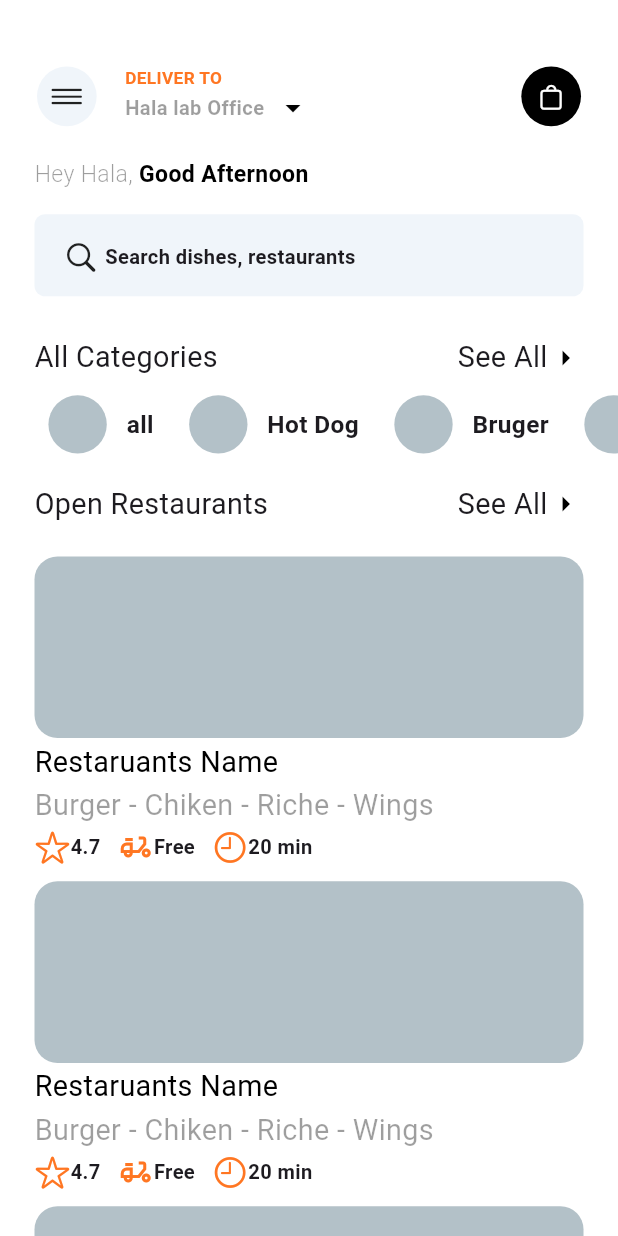
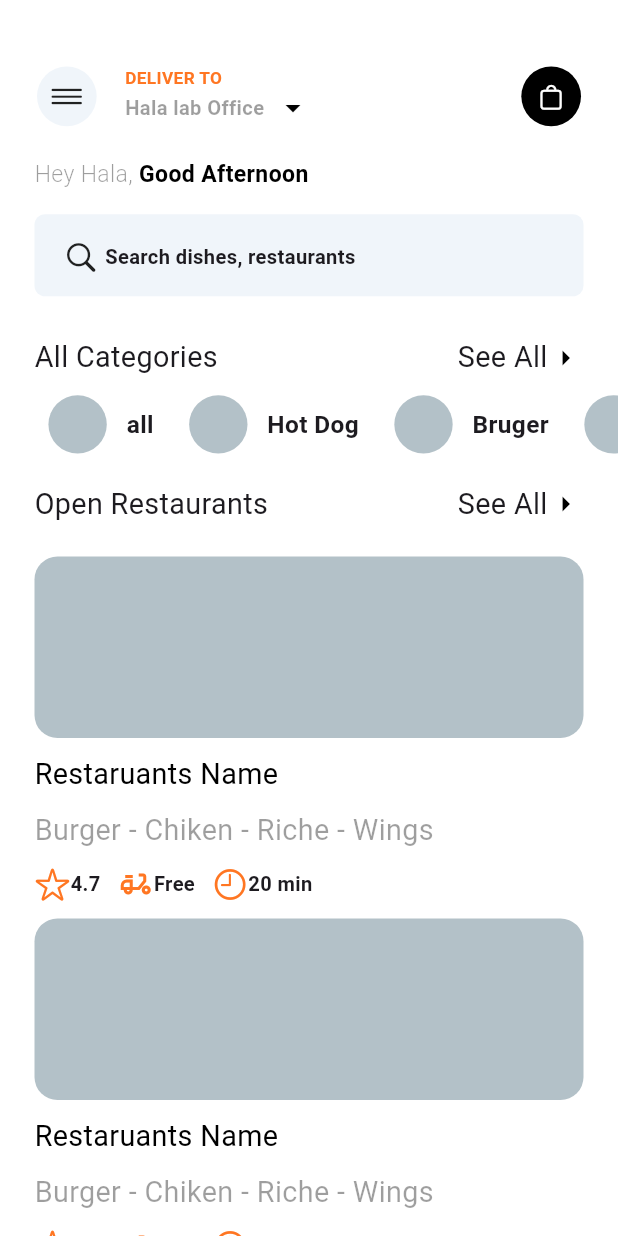
Before and after one commit to Saravanan-vc/food-commerce, a Flutter app: the HomeView screen opened directly, on a phone screen of 412 x 824 dp. Run offline on Flutter 3.47's test engine with Material 3 defaults, Android fonts, the phone set to English and light mode, and no system bars; our stand-ins replace flutter_hooks, flutter_screenutil, permission_handler, smooth_page_indicator; missing offline and left inert: tutorial_coach_mark.

Commit message:
add funacality

```diff
--- a/lib/view/home_view.dart
+++ b/lib/view/home_view.dart
@@ -26,7 +26,7 @@ class _HomeViewState extends State<HomeView> {
     if (mounted) {
       Future.delayed(const Duration(seconds: 2), () {
         // tutroial.getdata(context);
-       ShowDailogWidget.offerdilog(context);
+        ShowDailogWidget.offerdilog(context);
       });
     }
   }
@@ -190,6 +190,7 @@ class _HomeViewState extends State<HomeView> {
               padding: EdgeInsets.symmetric(horizontal: 24.w),
               child: ListView.builder(
                   shrinkWrap: true,
+                  physics: const NeverScrollableScrollPhysics(),
                   itemCount: 4,
                   itemBuilder: (context, index) {
                     return const RestaurantsCard();
--- a/lib/widgets/restaurants_card.dart
+++ b/lib/widgets/restaurants_card.dart
@@ -17,8 +17,8 @@ class RestaurantsCard extends StatelessWidget {
       child: Padding(
         padding: EdgeInsets.only(top: 4.h, bottom: 8.h),
         child: SizedBox(
-          height: context.fullHeight < 650 ? 0.28.sh : 0.25.sh,
-          width: double.infinity,
+          height: context.fullHeight < 650 ? 0.28.sh : 0.28.sh,
+          // width: double.infinity,
           child: Column(
             crossAxisAlignment: CrossAxisAlignment.start,
             children: [
```
Also changed, not shown: lib/view/login_onboarding_splash/splash_view.dart (+5 -5 lines).
